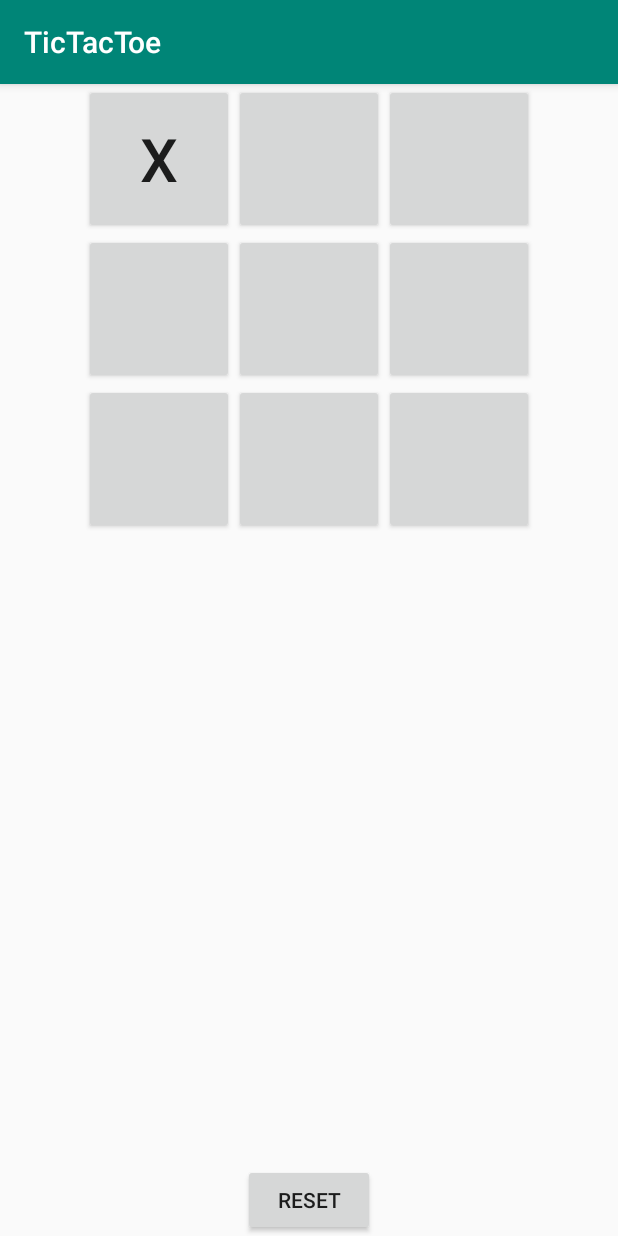
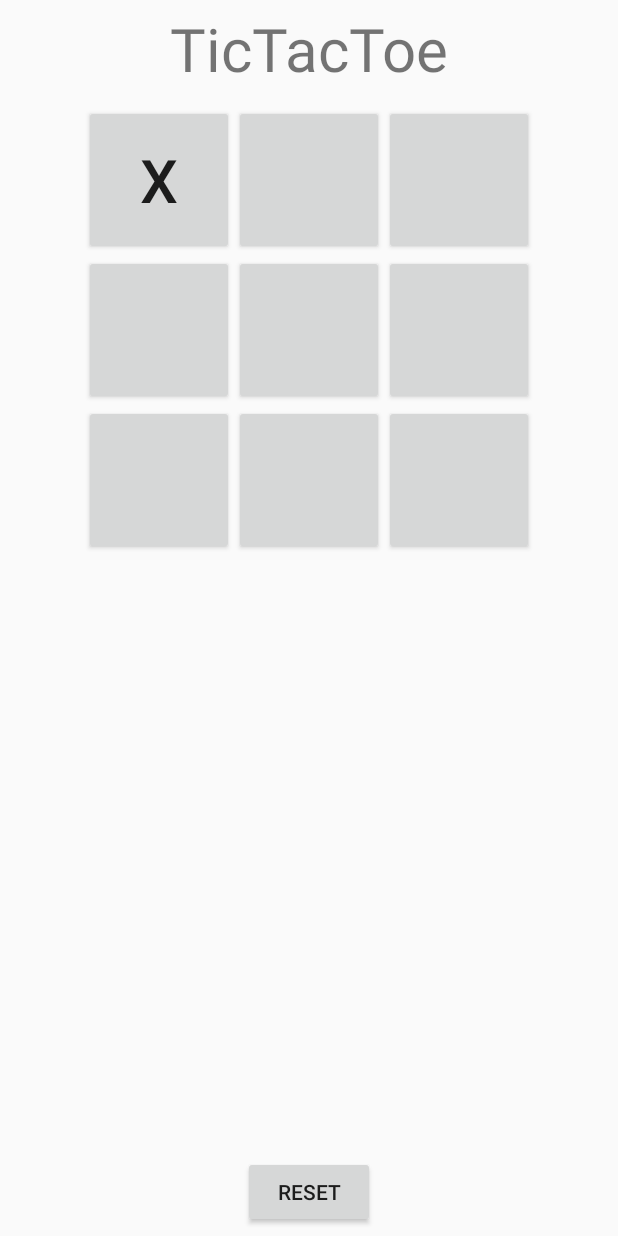
Before and after one commit to TheMenno/Tic-Tac-Toe, an Android app: the screen it shows after launch (MainActivity), after a tap on an icon or button, on a phone screen of 412 x 824 dp. Run offline under Robolectric (Android 15) with nearby library versions, the phone set to English and light mode, and no system bars.

```diff
--- a/app/src/main/java/com/example/menno_000/tictactoe/Game.java
+++ b/app/src/main/java/com/example/menno_000/tictactoe/Game.java
@@ -1,30 +1,32 @@
 package com.example.menno_000.tictactoe;
-
-import android.content.Context;
-import android.service.quicksettings.Tile;
-import android.widget.Toast;
 
 import java.io.Serializable;
 
 public class Game implements Serializable {
+
+    // Setting up variables
     final private int BOARD_SIZE = 3;
     public TileState[][] board;
-
     private Boolean playerOneTurn;  // true if player 1's turn, false if player 2's turn
     private int movesPlayed;
-    private Boolean gameOver;
+    static public Boolean gameOver;
 
+    // Initiate the game
     public Game() {
+
+        // Fill the board
         board = new TileState[BOARD_SIZE][BOARD_SIZE];
         for(int i=0; i<BOARD_SIZE; i++)
             for(int j=0; j<BOARD_SIZE; j++)
                 board[i][j] = TileState.BLANK;
 
+        // Setting up variables
         playerOneTurn = true;
         gameOver = false;
         movesPlayed = 0;
     }
 
+    // Acts when a tile is clicked and sets the right values
     public TileState choose(int row, int column) {
 
         if (board[row][column] == TileState.BLANK) {
@@ -43,13 +45,23 @@ public class Game implements Serializable {
             }
         }
 
+        // The clicked tile is invalid so nothing happens
         else {
             return TileState.INVALID;
         }
     }
 
 
+    // Checks if a player has won the game after every move
     public GameState won() {
+
+        // The game cannot end before move 5
+        if (movesPlayed < 5) {
+            gameOver = false;
+            return GameState.IN_PROGRESS;
+        }
+
+        // Find the values of the board
         TileState t1 = board[0][0];
         TileState t2 = board[0][1];
         TileState t3 = board[0][2];
@@ -60,11 +72,12 @@ public class Game implements Serializable {
         TileState t8 = board[2][1];
         TileState t9 = board[2][2];
 
-        if (movesPlayed == 9) {
-            return GameState.DRAW;
-        }
+        // gameOver will be true if any of the cases below is true
+        gameOver = true;
 
-        else if (t1 == TileState.CROSS & t2 == TileState.CROSS & t3 == TileState.CROSS) {
+        // All possible win conditions, done by hand because a switch would call three blank spaces
+        // in a row a win
+        if (t1 == TileState.CROSS & t2 == TileState.CROSS & t3 == TileState.CROSS) {
             return GameState.PLAYER_ONE;
         }
         else if (t1 == TileState.CIRCLE & t2 == TileState.CIRCLE & t3 == TileState.CIRCLE) {
@@ -88,7 +101,6 @@ public class Game implements Serializable {
         else if (t1 == TileState.CIRCLE & t4 == TileState.CIRCLE & t7 == TileState.CIRCLE) {
             return GameState.PLAYER_TWO;
         }
-        //
         else if (t2 == TileState.CROSS & t5 == TileState.CROSS & t8 == TileState.CROSS) {
             return GameState.PLAYER_ONE;
         }
@@ -101,7 +113,6 @@ public class Game implements Serializable {
         else if (t3 == TileState.CIRCLE & t6 == TileState.CIRCLE & t9 == TileState.CIRCLE) {
             return GameState.PLAYER_TWO;
         }
-        //
         else if (t1 == TileState.CROSS & t5 == TileState.CROSS & t9 == TileState.CROSS) {
             return GameState.PLAYER_ONE;
         }
@@ -115,6 +126,13 @@ public class Game implements Serializable {
             return GameState.PLAYER_TWO;
         }
 
+        // If the board is filled without a winner, it's a draw
+        else if (movesPlayed == 9) {
+            return GameState.DRAW;
+        }
+
+        // No win condition has been fulfilled, so the game is still going on
+        gameOver = false;
         return GameState.IN_PROGRESS;
     }
 }
--- a/app/src/main/java/com/example/menno_000/tictactoe/MainActivity.java
+++ b/app/src/main/java/com/example/menno_000/tictactoe/MainActivity.java
@@ -4,14 +4,18 @@ import android.support.v7.app.AppCompatActivity;
 import android.os.Bundle;
 import android.view.View;
 import android.widget.Button;
-import android.widget.Toast;
+import android.widget.TextView;
 
 public class MainActivity extends AppCompatActivity {
 
+    // Initialising variables
     Game game;
+    Button button1,button2,button3,button4,button5,button6,button7,button8,button9;
+    TextView wintext;
+    int row,column;
 
-    Button button1,button2,button3,button4,button5,button6,button7,button8,button9;
 
+    // Setting up basic functionality
     @Override
     protected void onCreate(Bundle savedInstanceState) {
         super.onCreate(savedInstanceState);
@@ -20,7 +24,7 @@ public class MainActivity extends AppCompatActivity {
         // Create the game
         game = new Game();
 
-        // Find the buttons
+        // Setting variables to buttons in the application
         button1 = findViewById(R.id.button1);
         button2 = findViewById(R.id.button2);
         button3 = findViewById(R.id.button3);
@@ -30,35 +34,46 @@ public class MainActivity extends AppCompatActivity {
         button7 = findViewById(R.id.button7);
         button8 = findViewById(R.id.button8);
         button9 = findViewById(R.id.button9);
+
+        // Find the TextView for the win message
+        wintext = findViewById(R.id.wintext);
     }
 
 
+    // Overriding app settings so progress will be saved between swapping views
     @Override
     protected void onSaveInstanceState(Bundle outState) {
         super.onSaveInstanceState(outState);
 
-        // Save the game
+        // Store the game
         outState.putSerializable("game", game);
+
+        // Check if the game has ended
+        if (Game.gameOver) {
+            outState.putBoolean("enable", false);
+        } else {
+            outState.putBoolean("enable", true);
+        }
     }
 
+    // Overriding app settings so progress will be saved between swapping views
     @Override
     protected void onRestoreInstanceState(Bundle inState) {
         super.onRestoreInstanceState(inState);
 
-        // Restore the game
-        Game savedGame = (Game) inState.getSerializable("game");
-        game = savedGame;
+        // Retrieve the game
+        game = (Game) inState.getSerializable("game");
 
-        // Find the tilestates
-        TileState b1 = savedGame.board[0][0];
-        TileState b2 = savedGame.board[0][1];
-        TileState b3 = savedGame.board[0][2];
-        TileState b4 = savedGame.board[1][0];
-        TileState b5 = savedGame.board[1][1];
-        TileState b6 = savedGame.board[1][2];
-        TileState b7 = savedGame.board[2][0];
-        TileState b8 = savedGame.board[2][1];
-        TileState b9 = savedGame.board[2][2];
+        // Retrieve the tilestates
+        TileState b1 = game.board[0][0];
+        TileState b2 = game.board[0][1];
+        TileState b3 = game.board[0][2];
+        TileState b4 = game.board[1][0];
+        TileState b5 = game.board[1][1];
+        TileState b6 = game.board[1][2];
+        TileState b7 = game.board[2][0];
+        TileState b8 = game.board[2][1];
+        TileState b9 = game.board[2][2];
 
         // Set the buttons to the saved values
         setText(b1, button1);
@@ -70,6 +85,10 @@ public class MainActivity extends AppCompatActivity {
         setText(b7, button7);
         setText(b8, button8);
         setText(b9, button9);
+
+        // (Re)Set the buttons
+        Boolean enable = inState.getBoolean("enable");
+        enableButtons(enable);
     }
 
     // Takes input and writes the right text in a tile
@@ -89,50 +108,72 @@ public class MainActivity extends AppCompatActivity {
 
     // Acts when a tile is clicked
     public void tileClicked(View view) {
-        int iden = view.getId();
-        int iD = iden % 10;
 
-        int row;
-        int column;
+        // Initialising variables
+        Button button = (Button) view;
 
-        // Find the clicked button
-        Button button = findViewById(iden);
+        // Retrieve the row and column of the chosen tile and fill the tile if needed
+        getRowColumn(button);
+        TileState state = game.choose(row, column);
+        setButtontext(state, button);
 
-        // Retrieve the row and column
-        switch (iD) {
-            case 0:
+        // Check if a player has won and end the game if someone did
+        GameState gstate = game.won();
+        gameFinished(gstate);
+    }
+
+
+    // Fill text in a button if the TileState is a certain value
+    public void setButtontext(TileState state, Button button) {
+        switch(state) {
+            case INVALID:
+                break;
+            case CROSS:
+                button.setText("X");
+                break;
+            case CIRCLE:
+                button.setText("O");
+                break;
+        }
+    }
+
+
+    // Sets row and column to the variables of the given button
+    public void getRowColumn(Button button) {
+        switch (button.getId()) {
+            case R.id.button1:
                 row = 0;
                 column = 0;
                 break;
-            case 1:
+            case R.id.button2:
                 row = 0;
                 column = 1;
                 break;
-            case 2:
+            case R.id.button3:
                 row = 0;
                 column = 2;
                 break;
-            case 3:
+            case R.id.button4:
                 row = 1;
                 column = 0;
                 break;
-            case 4:
+            case R.id.button5:
                 row = 1;
                 column = 1;
                 break;
-            case 5:
+            case R.id.button6:
                 row = 1;
                 column = 2;
                 break;
-            case 6:
+            case R.id.button7:
                 row = 2;
                 column = 0;
                 break;
-            case 7:
+            case R.id.button8:
                 row = 2;
                 column = 1;
                 break;
-            case 8:
+            case R.id.button9:
                 row = 2;
                 column = 2;
                 break;
@@ -140,48 +181,38 @@ public class MainActivity extends AppCompatActivity {
                 row = 0;
                 column = 0;
 
-        }
-
-        // Either fill or don't fill the tile
-        TileState state = game.choose(row, column);
-
-        // Set the visualisation of the app
-        switch(state) {
-            case CROSS:
-                // do something
-                button.setText("X");
-                break;
-            case CIRCLE:
-                // do something
-                button.setText("O");
+                // Error message
+                wintext.setText(getString(R.string.error));
                 break;
         }
+    }
 
-        // Check if a player has won
-        GameState gstate = game.won();
 
-        // End the game if someone has won
+    // Ends the game according to the gamestate and lets the player(s) know
+    public void gameFinished(GameState gstate) {
         switch (gstate) {
+            case IN_PROGRESS:
+                break;
+
             case PLAYER_ONE:
-                Toast.makeText(this, "Player one won!",
-                        Toast.LENGTH_SHORT).show();
+                wintext.setText(getString(R.string.onewin));
                 enableButtons(false);
                 break;
 
             case PLAYER_TWO:
-                Toast.makeText(this, "Player two won!",
-                        Toast.LENGTH_SHORT).show();
+                wintext.setText(getString(R.string.twowin));
                 enableButtons(false);
                 break;
 
             case DRAW:
-                Toast.makeText(this, "It's a draw!",
-                        Toast.LENGTH_SHORT).show();
+                wintext.setText(getString(R.string.draw));
+                enableButtons(false);
                 break;
         }
+
     }
 
-    // Turn the buttons (un)clickable
+    // Turn the buttons (un)clickable based on the input
     public void enableButtons(Boolean bool) {
         button1.setEnabled(bool);
         button2.setEnabled(bool);
@@ -194,7 +225,7 @@ public class MainActivity extends AppCompatActivity {
         button9.setEnabled(bool);
     }
 
-    // Reset the game
+    // Reset the game when reset is clicked
     public void resetClicked(View view) {
 
         // Reset buttons
@@ -208,6 +239,9 @@ public class MainActivity extends AppCompatActivity {
         button8.setText("");
         button9.setText("");
 
+        // Reset win message
+        wintext.setText("");
+
         // Make the buttons clickable (again)
         enableButtons(true);
 
--- /dev/null
+++ b/app/src/main/res/layout-land/activity_main.xml
@@ -0,0 +1,133 @@
+<?xml version="1.0" encoding="utf-8"?>
+<LinearLayout xmlns:android="http://schemas.android.com/apk/res/android"
+    xmlns:app="http://schemas.android.com/apk/res-auto"
+    xmlns:tools="http://schemas.android.com/tools"
+    android:layout_width="match_parent"
+    android:layout_height="match_parent"
+    android:orientation="horizontal"
+    tools:context=".MainActivity">
+
+
+    <LinearLayout
+        android:layout_width="wrap_content"
+        android:layout_height="wrap_content"
+        android:layout_margin="20dp"
+        android:orientation="vertical" >
+
+        <TextView
+            android:layout_width="wrap_content"
+            android:layout_height="wrap_content"
+            android:layout_margin="5dp"
+            android:layout_gravity="center"
+            android:text="@string/app_name"
+            android:textSize="40sp"/>
+
+        <Button
+            android:id="@+id/buttonr"
+            android:layout_width="wrap_content"
+            android:layout_height="wrap_content"
+            android:layout_gravity="center"
+            android:onClick="resetClicked"
+            android:text="@string/reset" />
+
+    </LinearLayout>
+
+    <LinearLayout
+        android:layout_width="match_parent"
+        android:layout_height="match_parent"
+        android:baselineAligned="false">
+
+        <android.support.v7.widget.GridLayout
+            android:layout_width="fill_parent"
+            android:layout_height="wrap_content"
+            android:layout_weight="1"
+            android:layout_gravity="center"
+            app:columnCount="3"
+            app:rowCount="3">
+
+            <Button
+                android:id="@+id/button1"
+                android:layout_width="100dp"
+                android:layout_height="100dp"
+                android:onClick="tileClicked"
+                android:textSize="40sp"
+                app:layout_row="0"
+                app:layout_column="0" />
+
+            <Button
+                android:id="@+id/button2"
+                android:layout_width="100dp"
+                android:layout_height="100dp"
+                android:onClick="tileClicked"
+                android:textSize="40sp"
+                app:layout_row="0"
+                app:layout_column="1" />
+
+            <Button
+                android:id="@+id/button3"
+                android:layout_width="100dp"
+                android:layout_height="100dp"
+                android:onClick="tileClicked"
+                android:textSize="40sp"
+                app:layout_row="0"
+                app:layout_column="2" />
+
+            <Button
+                android:id="@+id/button4"
+                android:layout_width="100dp"
+                android:layout_height="100dp"
+                android:onClick="tileClicked"
+                android:textSize="40sp"
+                app:layout_row="1"
+                app:layout_column="0" />
+
+            <Button
+                android:id="@+id/button5"
+                android:layout_width="100dp"
+                android:layout_height="100dp"
+                android:onClick="tileClicked"
+                android:textSize="40sp"
+                app:layout_row="1"
+                app:layout_column="1" />
+
+            <Button
+                android:id="@+id/button6"
+                android:layout_width="100dp"
+                android:layout_height="100dp"
+                android:onClick="tileClicked"
+                android:textSize="40sp"
+                app:layout_row="1"
+                app:layout_column="2" />
+
+            <Button
+                android:id="@+id/button7"
+                android:layout_width="100dp"
+                android:layout_height="100dp"
+                android:onClick="tileClicked"
+                android:textSize="40sp"
+                app:layout_row="2"
+                app:layout_column="0" />
+
+            <Button
+                android:id="@+id/button8"
+                android:layout_width="100dp"
+                android:layout_height="100dp"
+                android:onClick="tileClicked"
+                android:textSize="40sp"
+                app:layout_row="2"
+                app:layout_column="1" />
+
+            <Button
+                android:id="@+id/button9"
+                android:layout_width="100dp"
+                android:layout_height="100dp"
+                android:onClick="tileClicked"
+                android:textSize="40sp"
+                app:layout_row="2"
+                app:layout_column="2" />
+
+        </android.support.v7.widget.GridLayout>
+
+    </LinearLayout>
+
+</LinearLayout>
--- a/app/src/main/res/layout/activity_main.xml
+++ b/app/src/main/res/layout/activity_main.xml
@@ -8,11 +8,20 @@
     tools:context=".MainActivity">
 
 
+    <TextView
+        android:layout_width="wrap_content"
+        android:layout_height="wrap_content"
+        android:layout_margin="5dp"
+        android:layout_gravity="center"
+        android:text="@string/app_name"
+        android:textSize="40sp"/>
+
     <android.support.v7.widget.GridLayout
         android:layout_width="wrap_content"
-        android:layout_height="match_parent"
+        android:layout_height="wrap_content"
+        android:layout_weight="1"
+        android:layout_margin="5dp"
         android:layout_gravity="center"
-        android:layout_weight="1"
         app:columnCount="3"
         app:rowCount="3">
 
@@ -21,8 +30,7 @@
             android:layout_width="100dp"
             android:layout_height="100dp"
             android:onClick="tileClicked"
-            android:text=""
-            android:textSize="40dp"
+            android:textSize="40sp"
             app:layout_row="0"
             app:layout_column="0" />
 
@@ -31,8 +39,7 @@
             android:layout_width="100dp"
             android:layout_height="100dp"
             android:onClick="tileClicked"
-            android:text=""
-            android:textSize="40dp"
+            android:textSize="40sp"
             app:layout_row="0"
             app:layout_column="1" />
 
@@ -41,8 +48,7 @@
             android:layout_width="100dp"
             android:layout_height="100dp"
             android:onClick="tileClicked"
-            android:text=""
-            android:textSize="40dp"
+            android:textSize="40sp"
             app:layout_row="0"
             app:layout_column="2" />
 
@@ -51,8 +57,7 @@
             android:layout_width="100dp"
             android:layout_height="100dp"
             android:onClick="tileClicked"
-            android:text=""
-            android:textSize="40dp"
+            android:textSize="40sp"
             app:layout_row="1"
             app:layout_column="0" />
 
@@ -61,8 +66,7 @@
             android:layout_width="100dp"
             android:layout_height="100dp"
             android:onClick="tileClicked"
-            android:text=""
-            android:textSize="40dp"
+            android:textSize="40sp"
             app:layout_row="1"
             app:layout_column="1" />
 
@@ -71,8 +75,7 @@
             android:layout_width="100dp"
             android:layout_height="100dp"
             android:onClick="tileClicked"
-            android:text=""
-            android:textSize="40dp"
+            android:textSize="40sp"
             app:layout_row="1"
             app:layout_column="2" />
 
@@ -81,8 +84,7 @@
             android:layout_width="100dp"
             android:layout_height="100dp"
             android:onClick="tileClicked"
-            android:text=""
-            android:textSize="40dp"
+            android:textSize="40sp"
             app:layout_row="2"
             app:layout_column="0" />
 
@@ -91,8 +93,7 @@
             android:layout_width="100dp"
             android:layout_height="100dp"
             android:onClick="tileClicked"
-            android:text=""
-            android:textSize="40dp"
+            android:textSize="40sp"
             app:layout_row="2"
             app:layout_column="1" />
 
@@ -101,20 +102,29 @@
             android:layout_width="100dp"
             android:layout_height="100dp"
             android:onClick="tileClicked"
-            android:text=""
-            android:textSize="40dp"
+            android:textSize="40sp"
             app:layout_row="2"
             app:layout_column="2" />
 
     </android.support.v7.widget.GridLayout>
 
 
+    <TextView
+        android:id="@+id/wintext"
+        android:layout_width="wrap_content"
+        android:layout_height="wrap_content"
+        android:layout_margin="5dp"
+        android:layout_gravity="center"
+        android:textSize="40sp"/>
+
+
     <Button
         android:id="@+id/buttonr"
         android:layout_width="wrap_content"
         android:layout_height="wrap_content"
+        android:layout_margin="5dp"
         android:layout_gravity="center"
         android:onClick="resetClicked"
-        android:text="Reset" />
+        android:text="@string/reset" />
 
 </LinearLayout>
--- a/app/src/main/res/values/strings.xml
+++ b/app/src/main/res/values/strings.xml
@@ -1,3 +1,8 @@
 <resources>
     <string name="app_name">TicTacToe</string>
+    <string name="reset">Reset</string>
+    <string name="error">Something went wrong, please try restarting the app.</string>
+    <string name="onewin">Player one won!</string>
+    <string name="twowin">Player two won!</string>
+    <string name="draw">It\'s a draw!</string>
 </resources>
--- a/app/src/main/res/values/styles.xml
+++ b/app/src/main/res/values/styles.xml
@@ -1,7 +1,7 @@
 <resources>
 
     <!-- Base application theme. -->
-    <style name="AppTheme" parent="Theme.AppCompat.Light.DarkActionBar">
+    <style name="AppTheme" parent="Theme.AppCompat.Light.NoActionBar">
         <!-- Customize your theme here. -->
         <item name="colorPrimary">@color/colorPrimary</item>
         <item name="colorPrimaryDark">@color/colorPrimaryDark</item>
```
Also changed, not shown: 1 other file.
